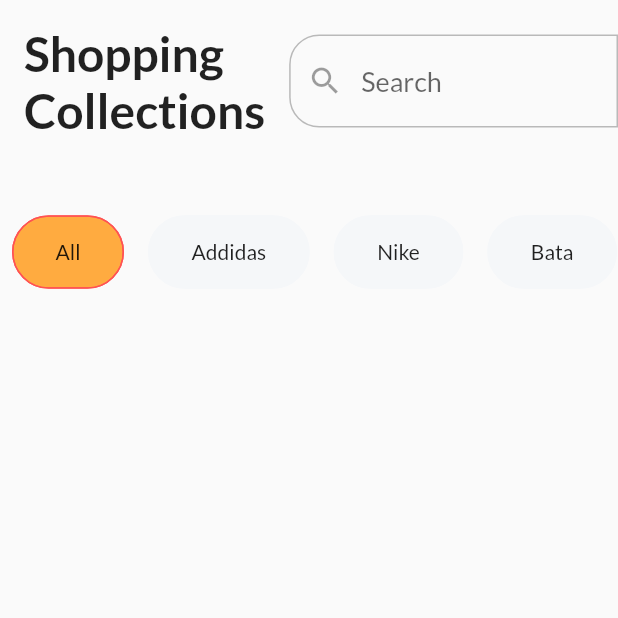
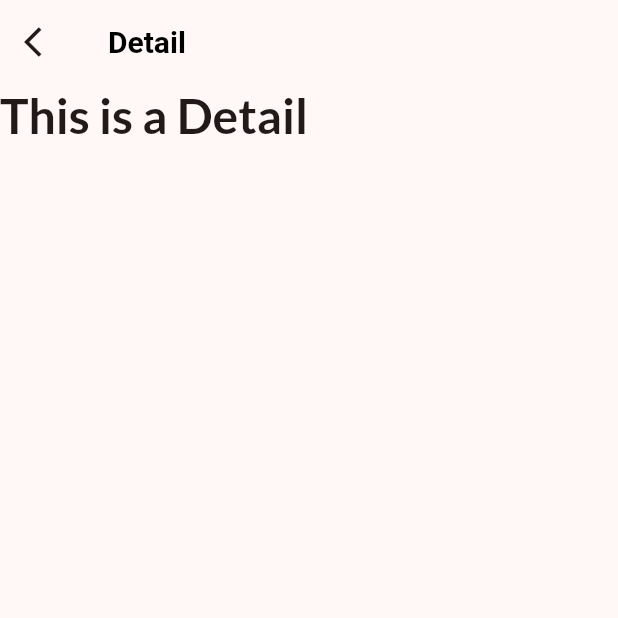
Before and after one commit to BaoLam2610/Flutter-ShoppingApp, a Flutter app: the screen it shows after launch, on a phone screen of 412 x 824 dp, the top half of it. Run offline on Flutter 3.47's test engine with Material 2 defaults, Android fonts, the phone set to English and light mode, and no system bars.

Commit message:
add image folder, add product item

```diff
--- a/lib/home_page.dart
+++ /dev/null
@@ -1,102 +0,0 @@
-import 'package:flutter/material.dart';
-
-class HomePage extends StatefulWidget {
-  const HomePage({Key? key}) : super(key: key);
-
-  @override
-  State<HomePage> createState() => _HomePageState();
-}
-
-class _HomePageState extends State<HomePage> {
-  final List<String> filters = const ['All', 'Addidas', 'Nike', 'Bata'];
-  late String selectedFilter;
-
-  @override
-  void initState() {
-    super.initState();
-    selectedFilter = filters[0];
-  }
-
-  @override
-  Widget build(BuildContext context) {
-    return Scaffold(
-      body: SafeArea(child: _homeBody()),
-    );
-  }
-
-  Widget _homeBody() {
-    return Column(
-      children: [_searchBarSection(), _chipSection()],
-    );
-  }
-
-  Widget _searchBarSection() {
-    const border = OutlineInputBorder(
-      borderSide: BorderSide(color: Colors.black26),
-      borderRadius: BorderRadius.horizontal(
-        left: Radius.circular(20),
-      ),
-    );
-    return const Row(
-      children: [
-        Padding(
-          padding: EdgeInsets.all(16.0),
-          child: Text(
-            'Shopping\nCollections',
-            style: TextStyle(
-              fontSize: 32,
-              fontWeight: FontWeight.bold,
-            ),
-          ),
-        ),
-        Expanded(
-          child: TextField(
-            decoration: InputDecoration(
-              hintText: 'Search',
-              prefixIcon: Icon(Icons.search),
-              enabledBorder: border,
-              focusedBorder: border,
-            ),
-          ),
-        )
-      ],
-    );
-  }
-
-  Widget _chipSection() {
-    return SizedBox(
-      height: 120,
-      child: ListView.builder(
-        scrollDirection: Axis.horizontal,
-        itemCount: filters.length,
-        itemBuilder: (context, index) {
-          final filter = filters[index];
-          return Padding(
-            padding: const EdgeInsets.symmetric(horizontal: 8),
-            child: GestureDetector(
-              onTap: () {
-                setState(() {
-                  selectedFilter = filter;
-                });
-              },
-              child: Chip(
-                backgroundColor: selectedFilter == filter
-                    ? Theme.of(context).colorScheme.primary
-                    : const Color.fromRGBO(245, 247, 249, 1),
-                side: BorderSide(
-                    color: selectedFilter == filter
-                        ? Colors.redAccent
-                        : const Color.fromRGBO(245, 247, 249, 1)),
-                label: Text(filter),
-                padding:
-                    const EdgeInsets.symmetric(horizontal: 20, vertical: 15),
-                shape: RoundedRectangleBorder(
-                    borderRadius: BorderRadius.circular(40)),
-              ),
-            ),
-          );
-        },
-      ),
-    );
-  }
-}
--- a/lib/main.dart
+++ b/lib/main.dart
@@ -1,5 +1,5 @@
 import 'package:flutter/material.dart';
-import 'package:shopping_app/home_page.dart';
+import 'package:shopping_app/presentation/page/product/product_detail_page.dart';
 
 void main() {
   runApp(const MyApp());
@@ -19,8 +19,24 @@ class MyApp extends StatelessWidget {
         ),
         inputDecorationTheme: const InputDecorationTheme(
           hintStyle: TextStyle(fontSize: 18),
-              prefixIconColor: Colors.black38)),
-      home: const HomePage(),
+          prefixIconColor: Colors.black38,
+        ),
+        textTheme: const TextTheme(
+          titleLarge: TextStyle(fontWeight: FontWeight.bold, fontSize: 32),
+          titleMedium: TextStyle(fontWeight: FontWeight.bold, fontSize: 24),
+          titleSmall: TextStyle(fontWeight: FontWeight.bold, fontSize: 20),
+          bodySmall: TextStyle(fontSize: 16, fontWeight: FontWeight.bold),
+        ),
+        appBarTheme: const AppBarTheme(
+          titleTextStyle: TextStyle(
+            fontWeight: FontWeight.bold,
+            fontSize: 20,
+            color: Colors.black,
+          ),
+        ),
+        useMaterial3: true,
+      ),
+      home: const ProductDetailPage(),
       debugShowCheckedModeBanner: false,
     );
   }
--- /dev/null
+++ b/lib/presentation/page/product/product_detail_page.dart
@@ -0,0 +1,27 @@
+import 'package:flutter/material.dart';
+
+class ProductDetailPage extends StatelessWidget {
+  const ProductDetailPage({Key? key}) : super(key: key);
+
+  @override
+  Widget build(BuildContext context) {
+    return Scaffold(
+      appBar: AppBar(
+        title: Text('Detail'),
+        leading: IconButton(
+          icon: Icon(Icons.arrow_back_ios),
+          onPressed: () {},
+        ),
+      ),
+      body: _productDetailBody(context),
+    );
+  }
+
+  Widget _productDetailBody(BuildContext context) {
+    return Column(
+      children: [
+        Text('This is a Detail', style: Theme.of(context).textTheme.titleLarge,)
+      ],
+    );
+  }
+}
--- a/pubspec.yaml
+++ b/pubspec.yaml
@@ -59,9 +59,8 @@ flutter:
   uses-material-design: true
 
   # To add assets to your application, add an assets section, like this:
-  # assets:
-  #   - images/a_dot_burr.jpeg
-  #   - images/a_dot_ham.jpeg
+  assets:
+    - assets/images/
 
   # An image asset can refer to one or more resolution-specific "variants", see
   # https://flutter.dev/assets-and-images/#resolution-aware
```
Also changed, not shown: lib/common/constants.dart (added, +34 -0 lines), lib/presentation/page/home/home_page.dart (added, +125 -0 lines), lib/presentation/page/home/product_item.dart (added, +47 -0 lines), assets/images/shoes_1.png (added), assets/images/shoes_3.png (added), assets/images/shoes_4.png (added), 1 other file. Lines whose indentation alone changed are shown as unchanged.
